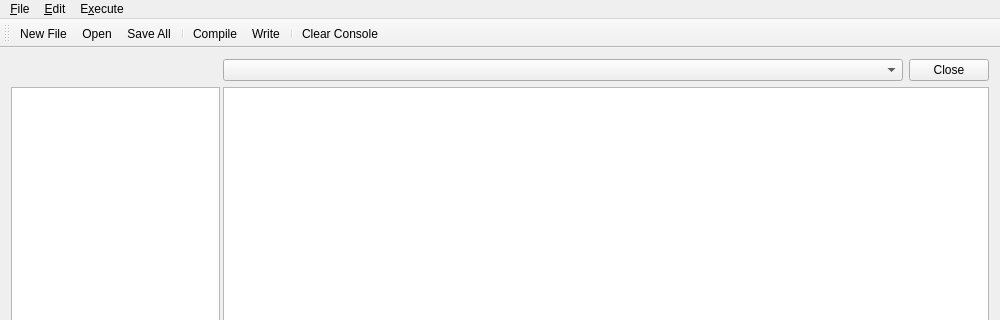
Before: the Qt Designer form src/mainwindow.ui in mrubyc/mrubyc_ide, drawn with Qt 5; both pictures show x 0 to 1000 and y 0 to 320 of the 1000 by 700 pixel window.
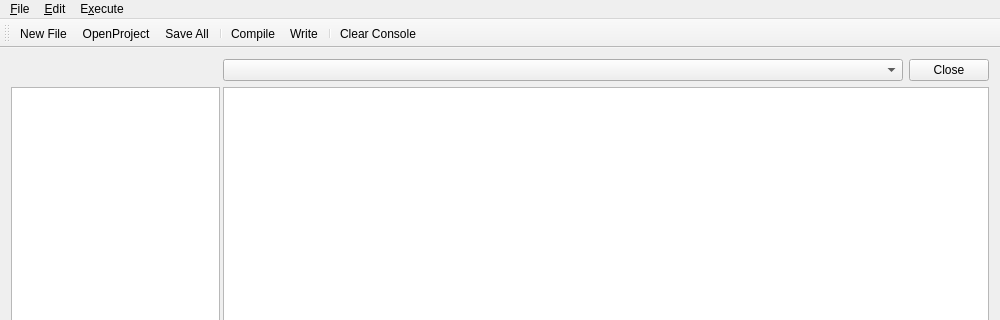
After: the same form once the commit is applied. Icons and pictures are not drawn. Custom widgets are drawn as their Qt base class.

```diff
--- a/src/mainwindow.ui
+++ b/src/mainwindow.ui
@@ -269,7 +269,10 @@
      <normaloff>:/icons/file_open.png</normaloff>:/icons/file_open.png</iconset>
    </property>
    <property name="text">
-    <string>Open</string>
+    <string>OpenProject</string>
+   </property>
+   <property name="toolTip">
+    <string>Open project</string>
    </property>
    <property name="shortcut">
     <string>Ctrl+O</string>
```
Left out of the diff: 9 changed lines with no effect on the pictures.
